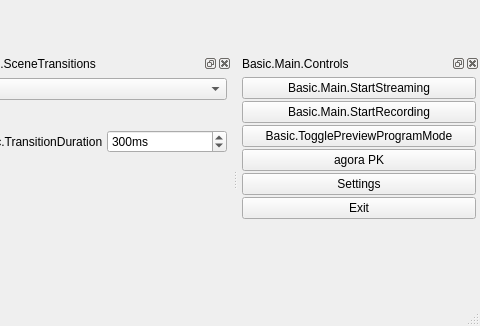
First picture: the form in UI/forms/OBSBasic.ui, repository AgoraIO/OBS, before the edit; both pictures show x 723 to 1203 and y 404 to 730 of the 1203 by 730 pixel window.
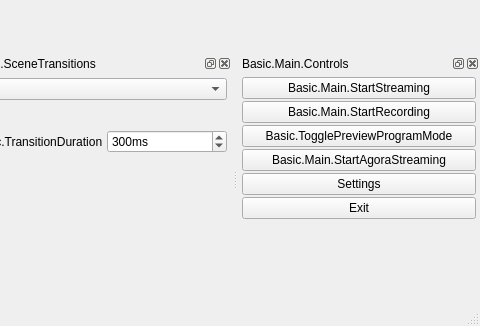
Second picture: the form after the edit. Icons and pictures are not drawn. Custom widgets are drawn as their Qt base class.

Commit message: update agora sdk to 2.9.0 and fix some bugs

Diff of the .ui file:
```diff
--- a/UI/forms/OBSBasic.ui
+++ b/UI/forms/OBSBasic.ui
@@ -997,7 +997,7 @@
      <item>
       <widget class="QPushButton" name="agoraPKButton">
        <property name="text">
-        <string>agora PK</string>
+        <string>Basic.Main.StartAgoraStreaming</string>
        </property>
       </widget>
      </item>
```
The commit also changes 14 other files.
